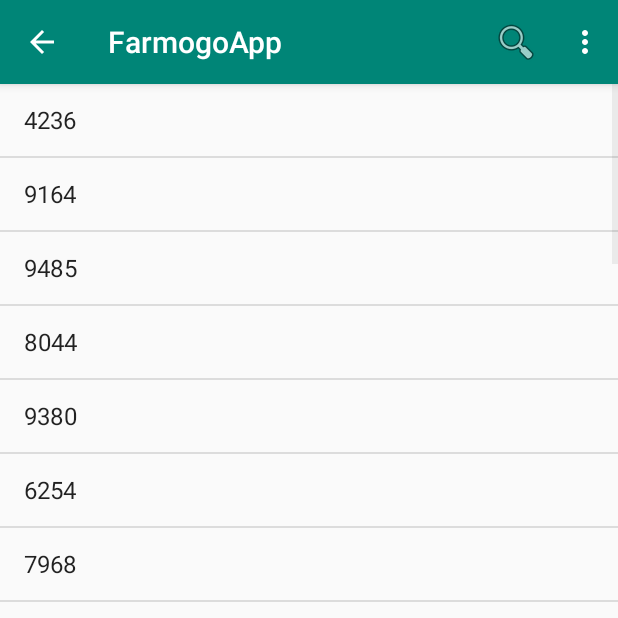
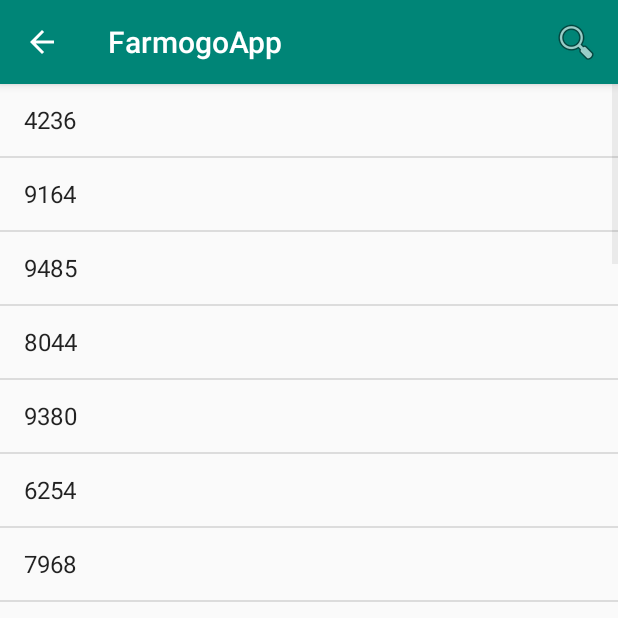
Before and after one commit to FarmogoApp/FarmogoApp, an Android app: the SeachAnimalsActivity screen opened directly, with no data from a screen before it, on a phone screen of 412 x 824 dp, the top half of it. Run offline under Robolectric (Android 15) with nearby library versions, the light colour scheme and no system bars.

Commit message:
disable settings on menu because it isn't used for now

```diff
--- a/app/src/main/res/menu/searchanimal.xml
+++ b/app/src/main/res/menu/searchanimal.xml
@@ -10,10 +10,10 @@
         app:showAsAction="collapseActionView|ifRoom"
         app:actionViewClass="androidx.appcompat.widget.SearchView" />
 
-    <item
+    <!--item
         android:id="@+id/action_settings"
         android:icon="@android:drawable/ic_menu_manage"
         android:title="Settings"
-        app:showAsAction="never" />
+        app:showAsAction="never" /-->
 
 </menu>
```
